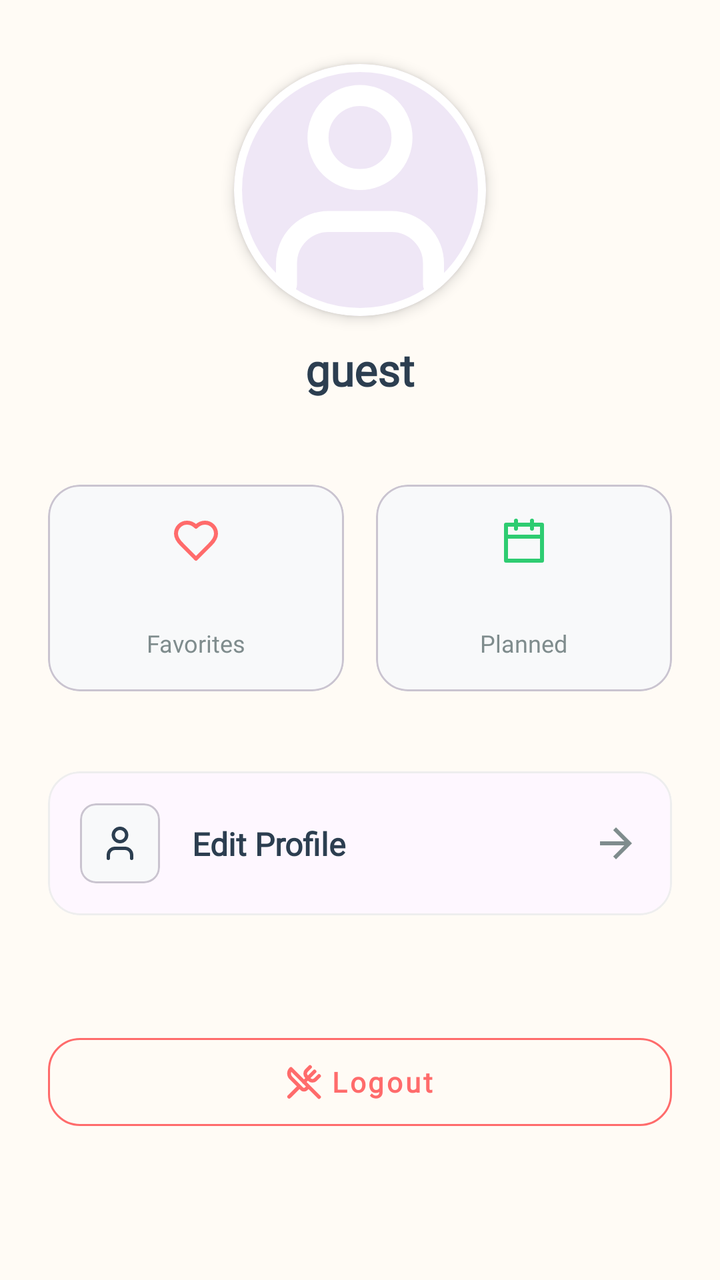
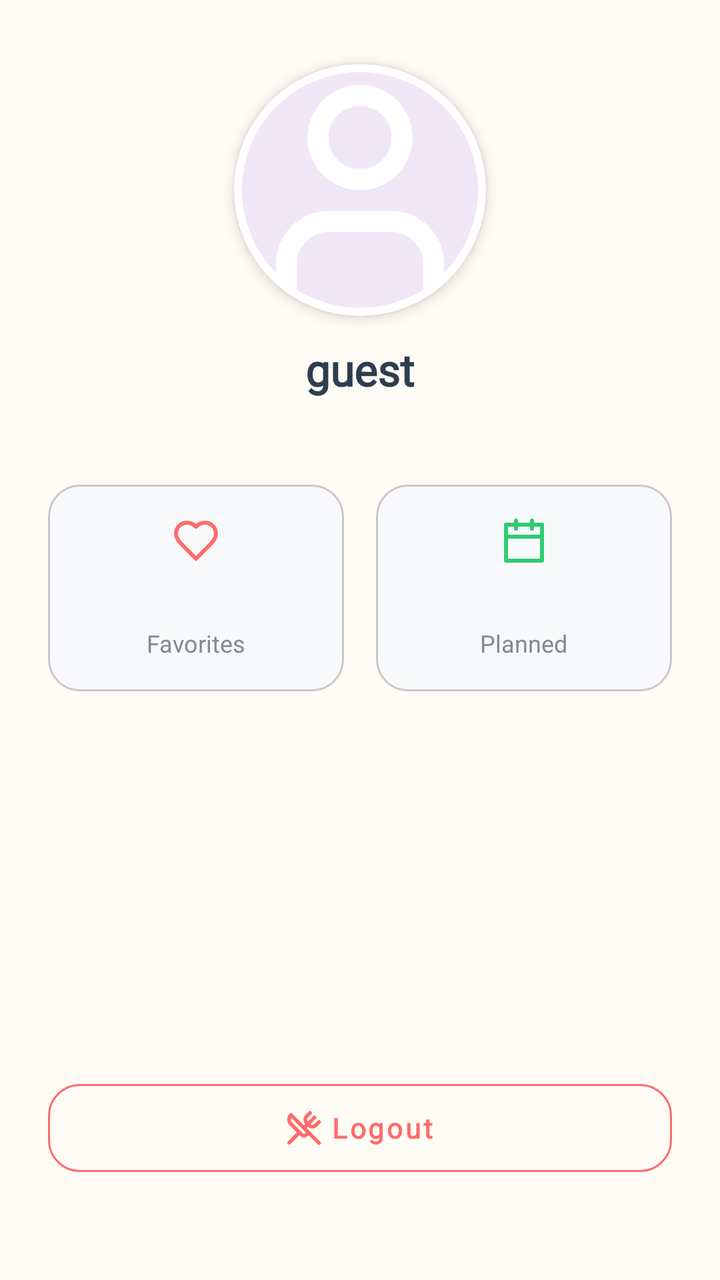

Compare the two renders of this Android layout. The source of the first and the diff that turns it into the second are given below.
<!-- AndroidManifest.xml: application theme Theme.Tablia -->
<!-- res/layout/fragment_profile.xml -->
<?xml version="1.0" encoding="utf-8"?>
<androidx.core.widget.NestedScrollView xmlns:android="http://schemas.android.com/apk/res/android"
    xmlns:app="http://schemas.android.com/apk/res-auto"
    xmlns:tools="http://schemas.android.com/tools"
    android:layout_width="match_parent"
    android:layout_height="match_parent"
    android:fillViewport="true"
    android:background="@color/background">

    <androidx.constraintlayout.widget.ConstraintLayout
        android:layout_width="match_parent"
        android:layout_height="wrap_content"
        android:paddingBottom="24dp">

        <com.google.android.material.card.MaterialCardView
            android:id="@+id/profile_image_container"
            android:layout_width="0dp"
            android:layout_height="0dp"
            android:layout_marginTop="32dp"
            app:cardCornerRadius="100dp"
            app:cardElevation="4dp"
            app:layout_constraintDimensionRatio="1:1"
            app:layout_constraintEnd_toEndOf="parent"
            app:layout_constraintStart_toStartOf="parent"
            app:layout_constraintTop_toTopOf="parent"
            app:layout_constraintWidth_percent="0.35"
            app:strokeColor="@color/white"
            app:strokeWidth="4dp">

            <ImageView
                android:id="@+id/iv_profile_image"
                android:layout_width="match_parent"
                android:layout_height="match_parent"
                android:scaleType="centerCrop"
                android:src="@drawable/ic_person_placeholder" />

        </com.google.android.material.card.MaterialCardView>
        <TextView
            android:id="@+id/tv_user_name"
            android:layout_width="wrap_content"
            android:layout_height="wrap_content"
            android:layout_marginTop="12dp"
            android:fontFamily="@font/tablia_font_family"
            android:text="@string/user_name_placeholder"
            android:textColor="@color/navy_foreground"
            android:textSize="22sp"
            android:textStyle="bold"
            app:layout_constraintEnd_toEndOf="parent"
            app:layout_constraintStart_toStartOf="parent"
            app:layout_constraintTop_toBottomOf="@id/profile_image_container" />

        <TextView
            android:id="@+id/tv_user_email"
            android:layout_width="wrap_content"
            android:layout_height="wrap_content"
            android:fontFamily="@font/tablia_font_family"
            android:text=""
            android:textColor="@color/text_grey"
            android:textSize="14sp"
            app:layout_constraintEnd_toEndOf="parent"
            app:layout_constraintStart_toStartOf="parent"
            app:layout_constraintTop_toBottomOf="@id/tv_user_name" />

        <LinearLayout
            android:id="@+id/stats_container"
            android:layout_width="match_parent"
            android:layout_height="wrap_content"
            android:orientation="horizontal"
            android:padding="24dp"
            android:weightSum="2"
            app:layout_constraintTop_toBottomOf="@id/tv_user_email">

            <com.google.android.material.card.MaterialCardView
                android:layout_width="0dp"
                android:layout_height="wrap_content"
                android:layout_marginEnd="8dp"
                android:layout_weight="1"
                app:cardBackgroundColor="@color/surface_light"
                app:cardCornerRadius="16dp"
                app:cardElevation="0dp">

                <LinearLayout
                    android:layout_width="match_parent"
                    android:layout_height="wrap_content"
                    android:gravity="center"
                    android:orientation="vertical"
                    android:padding="16dp">

                    <ImageView
                        android:layout_width="24dp"
                        android:layout_height="24dp"
                        android:src="@drawable/ic_heart"
                        app:tint="@color/tomato_red" />

                    <TextView
                        android:id="@+id/tv_favorites_count"
                        android:layout_width="wrap_content"
                        android:layout_height="wrap_content"
                        android:layout_marginTop="4dp"
                        android:fontFamily="@font/tablia_font_family"
                        android:text=""
                        android:textColor="@color/navy_foreground"
                        android:textSize="20sp"
                        android:textStyle="bold" />

                    <TextView
                        android:layout_width="wrap_content"
                        android:layout_height="wrap_content"
                        android:fontFamily="@font/tablia_font_family"
                        android:text="@string/favorites"
                        android:textColor="@color/text_grey"
                        android:textSize="12sp" />
                </LinearLayout>
            </com.google.android.material.card.MaterialCardView>

            <com.google.android.material.card.MaterialCardView
                android:layout_width="0dp"
                android:layout_height="wrap_content"
                android:layout_marginStart="8dp"
                android:layout_weight="1"
                app:cardBackgroundColor="@color/surface_light"
                app:cardCornerRadius="16dp"
                app:cardElevation="0dp">

                <LinearLayout
                    android:layout_width="match_parent"
                    android:layout_height="wrap_content"
                    android:gravity="center"
                    android:orientation="vertical"
                    android:padding="16dp">

                    <ImageView
                        android:layout_width="24dp"
                        android:layout_height="24dp"
                        android:src="@drawable/ic_calendar"
                        app:tint="@color/basil_green" />

                    <TextView
                        android:id="@+id/tv_planned_count"
                        android:layout_width="wrap_content"
                        android:layout_height="wrap_content"
                        android:layout_marginTop="4dp"
                        android:fontFamily="@font/tablia_font_family"
                        android:text=""
                        android:textColor="@color/navy_foreground"
                        android:textSize="20sp"
                        android:textStyle="bold" />

                    <TextView
                        android:layout_width="wrap_content"
                        android:layout_height="wrap_content"
                        android:fontFamily="@font/tablia_font_family"
                        android:text="@string/planned"
                        android:textColor="@color/text_grey"
                        android:textSize="12sp" />
                </LinearLayout>
            </com.google.android.material.card.MaterialCardView>
        </LinearLayout>

        <com.google.android.material.card.MaterialCardView
            android:id="@+id/cv_edit_profile"
            android:layout_width="match_parent"
            android:layout_height="wrap_content"
            android:layout_marginHorizontal="24dp"
            android:layout_marginTop="16dp"
            app:cardCornerRadius="16dp"
            app:cardElevation="0dp"
            app:layout_constraintTop_toBottomOf="@id/stats_container"
            app:strokeColor="@color/divider_color"
            app:strokeWidth="1dp">

            <androidx.constraintlayout.widget.ConstraintLayout
                android:layout_width="match_parent"
                android:layout_height="wrap_content"
                android:padding="16dp">

                <com.google.android.material.card.MaterialCardView
                    android:id="@+id/icon_container"
                    android:layout_width="40dp"
                    android:layout_height="40dp"
                    app:cardBackgroundColor="@color/surface_light"
                    app:cardCornerRadius="8dp"
                    app:cardElevation="0dp"
                    app:layout_constraintBottom_toBottomOf="parent"
                    app:layout_constraintStart_toStartOf="parent"
                    app:layout_constraintTop_toTopOf="parent">

                    <ImageView
                        android:layout_width="20dp"
                        android:layout_height="20dp"
                        android:layout_gravity="center"
                        android:src="@drawable/ic_person"
                        app:tint="@color/navy_foreground" />
                </com.google.android.material.card.MaterialCardView>

                <TextView
                    android:id="@+id/textView"
                    android:layout_width="0dp"
                    android:layout_height="wrap_content"
                    android:layout_marginStart="16dp"
                    android:fontFamily="@font/tablia_font_family"
                    android:text="@string/edit_profile"
                    android:textColor="@color/navy_foreground"
                    android:textSize="16sp"
                    android:textStyle="bold"
                    app:layout_constraintBottom_toBottomOf="parent"
                    app:layout_constraintEnd_toStartOf="@id/iv_arrow"
                    app:layout_constraintStart_toEndOf="@id/icon_container"
                    app:layout_constraintTop_toTopOf="parent" />

                <ImageView
                    android:id="@+id/iv_arrow"
                    android:layout_width="wrap_content"
                    android:layout_height="wrap_content"
                    android:rotation="180"
                    android:src="@drawable/ic_back"
                    app:layout_constraintBottom_toBottomOf="parent"
                    app:layout_constraintEnd_toEndOf="parent"
                    app:layout_constraintStart_toEndOf="@+id/textView"
                    app:layout_constraintTop_toTopOf="parent"
                    app:tint="@color/text_grey" />

            </androidx.constraintlayout.widget.ConstraintLayout>
        </com.google.android.material.card.MaterialCardView>

        <com.google.android.material.button.MaterialButton
            android:id="@+id/btn_logout"
            style="@style/Widget.MaterialComponents.Button.OutlinedButton"
            android:layout_width="match_parent"
            android:layout_height="56dp"
            android:layout_marginHorizontal="24dp"
            android:layout_marginTop="32dp"
            android:layout_marginBottom="24dp"
            android:fontFamily="@font/tablia_font_family"
            android:text="@string/logout"
            android:textAllCaps="false"
            android:textColor="@color/tomato_red"
            android:textStyle="bold"
            app:cornerRadius="16dp"
            app:icon="@drawable/ic_login"
            app:iconGravity="textStart"
            app:iconTint="@color/tomato_red"
            app:layout_constraintBottom_toBottomOf="parent"
            app:layout_constraintTop_toBottomOf="@id/cv_edit_profile"
            app:strokeColor="@color/tomato_red" />

        <com.google.android.material.button.MaterialButton
            android:id="@+id/btn_signin"
            style="@style/Widget.MaterialComponents.Button.UnelevatedButton"
            android:layout_width="match_parent"
            android:layout_height="56dp"
            android:layout_marginHorizontal="24dp"
            android:layout_marginTop="32dp"
            android:layout_marginBottom="24dp"
            android:fontFamily="@font/tablia_font_family"
            android:text="@string/sign_in"
            android:textAllCaps="false"
            android:textColor="@color/white"
            android:textStyle="bold"
            android:visibility="gone"
            app:backgroundTint="@color/primary"
            app:cornerRadius="16dp"
            app:icon="@drawable/ic_login"
            app:iconGravity="textStart"
            app:iconTint="@color/white"
            app:layout_constraintBottom_toBottomOf="parent"
            app:layout_constraintTop_toBottomOf="@id/cv_edit_profile"
            tools:visibility="visible" />

    </androidx.constraintlayout.widget.ConstraintLayout>
</androidx.core.widget.NestedScrollView>
<!-- resources referenced by this layout -->
<resources>
  <color name="background">@color/creamy_white</color>
  <color name="basil_green">#2ECC71</color>
  <color name="divider_color">#EEEEEE</color>
  <color name="navy_foreground">#2C3E50</color>
  <color name="primary">@color/tomato_red</color>
  <color name="surface_light">#F8F9FA</color>
  <color name="text_grey">#7F8C8D</color>
  <color name="tomato_red">#FF6B6B</color>
  <color name="white">#FFFFFF</color>
  <!-- drawable ic_back (drawable) -->
  <vector xmlns:android="http://schemas.android.com/apk/res/android"
      android:width="24dp"
      android:height="24dp"
      android:viewportWidth="24"
      android:viewportHeight="24">
    <path
        android:fillColor="#000000"
        android:pathData="M20,11H7.83l5.59,-5.59L12,4l-8,8 8,8 1.41,-1.41L7.83,13H20V11Z"/>
  </vector>
  <!-- drawable ic_heart (drawable) -->
  <vector xmlns:android="http://schemas.android.com/apk/res/android"
      android:width="24dp"
      android:height="24dp"
      android:viewportWidth="24"
      android:viewportHeight="24">
      <path
          android:strokeColor="@color/white"
          android:strokeWidth="2"
          android:strokeLineCap="round"
          android:strokeLineJoin="round"
          android:pathData="M19,14c1.49,-1.46 3,-3.21 3,-5.5A5.5,5.5 0,0 0,16.5 3c-1.76,0 -3,0.5 -4.5,2 -1.5,-1.5 -2.74,-2 -4.5,-2A5.5,5.5 0,0 0,2 8.5c0,2.3 1.5,4.05 3,5.5l7,7Z" />
  </vector>
  <!-- drawable ic_person (drawable) -->
  <vector xmlns:android="http://schemas.android.com/apk/res/android"
      android:width="24dp"
      android:height="24dp"
      android:viewportWidth="24"
      android:viewportHeight="24">
  
      <path
          android:pathData="M19,21v-2a4,4 0,0,0 -4,-4H9a4,4 0,0,0 -4,4v2"
          android:strokeColor="@color/navy_foreground"
          android:strokeWidth="2"
          android:strokeLineCap="round"
          android:strokeLineJoin="round"/>
  
      <path
          android:pathData="M12,7m-4,0a4,4 0,1,1 8,0a4,4 0,1,1 -8,0"
          android:strokeColor="@color/navy_foreground"
          android:strokeWidth="2"
          android:strokeLineCap="round"
          android:strokeLineJoin="round"/>
  </vector>
  <!-- drawable ic_person_placeholder (drawable) -->
  <vector xmlns:android="http://schemas.android.com/apk/res/android"
      android:width="24dp"
      android:height="24dp"
      android:viewportWidth="24"
      android:viewportHeight="24">
  
      <path
          android:pathData="M19,21v-2a4,4 0,0,0 -4,-4H9a4,4 0,0,0 -4,4v2"
          android:strokeColor="@color/white"
          android:strokeWidth="2"
          android:strokeLineCap="round"
          android:strokeLineJoin="round"/>
  
      <path
          android:pathData="M12,7m-4,0a4,4 0,1,1 8,0a4,4 0,1,1 -8,0"
          android:strokeColor="@color/white"
          android:strokeWidth="2"
          android:strokeLineCap="round"
          android:strokeLineJoin="round"/>
  </vector>
  <string name="edit_profile">Edit Profile</string>
  <string name="favorites">Favorites</string>
  <string name="logout">Logout</string>
  <string name="planned">Planned</string>
  <string name="sign_in">Sign In</string>
  <string name="user_name_placeholder">guest</string>
  <style name="Theme.Tablia" parent="Base.Theme.Tablia" />
  <color name="creamy_white">#FFFBF5</color>
  <style name="Base.Theme.Tablia" parent="Theme.Material3.Light.NoActionBar">
          <item name="android:statusBarColor">@color/primary</item>
      </style>
  <!-- unchanged entries left out for length: 2 -->
</resources>

<!-- the commit's change to res/layout/fragment_profile.xml (unified diff, before → after) -->
@@ -9,7 +9,7 @@
 
     <androidx.constraintlayout.widget.ConstraintLayout
         android:layout_width="match_parent"
-        android:layout_height="wrap_content"
+        android:layout_height="match_parent"
         android:paddingBottom="24dp">
 
         <com.google.android.material.card.MaterialCardView
@@ -35,6 +35,7 @@
                 android:src="@drawable/ic_person_placeholder" />
 
         </com.google.android.material.card.MaterialCardView>
+
         <TextView
             android:id="@+id/tv_user_name"
             android:layout_width="wrap_content"
@@ -157,79 +158,12 @@
             </com.google.android.material.card.MaterialCardView>
         </LinearLayout>
 
-        <com.google.android.material.card.MaterialCardView
-            android:id="@+id/cv_edit_profile"
-            android:layout_width="match_parent"
-            android:layout_height="wrap_content"
-            android:layout_marginHorizontal="24dp"
-            android:layout_marginTop="16dp"
-            app:cardCornerRadius="16dp"
-            app:cardElevation="0dp"
-            app:layout_constraintTop_toBottomOf="@id/stats_container"
-            app:strokeColor="@color/divider_color"
-            app:strokeWidth="1dp">
-
-            <androidx.constraintlayout.widget.ConstraintLayout
-                android:layout_width="match_parent"
-                android:layout_height="wrap_content"
-                android:padding="16dp">
-
-                <com.google.android.material.card.MaterialCardView
-                    android:id="@+id/icon_container"
-                    android:layout_width="40dp"
-                    android:layout_height="40dp"
-                    app:cardBackgroundColor="@color/surface_light"
-                    app:cardCornerRadius="8dp"
-                    app:cardElevation="0dp"
-                    app:layout_constraintBottom_toBottomOf="parent"
-                    app:layout_constraintStart_toStartOf="parent"
-                    app:layout_constraintTop_toTopOf="parent">
-
-                    <ImageView
-                        android:layout_width="20dp"
-                        android:layout_height="20dp"
-                        android:layout_gravity="center"
-                        android:src="@drawable/ic_person"
-                        app:tint="@color/navy_foreground" />
-                </com.google.android.material.card.MaterialCardView>
-
-                <TextView
-                    android:id="@+id/textView"
-                    android:layout_width="0dp"
-                    android:layout_height="wrap_content"
-                    android:layout_marginStart="16dp"
-                    android:fontFamily="@font/tablia_font_family"
-                    android:text="@string/edit_profile"
-                    android:textColor="@color/navy_foreground"
-                    android:textSize="16sp"
-                    android:textStyle="bold"
-                    app:layout_constraintBottom_toBottomOf="parent"
-                    app:layout_constraintEnd_toStartOf="@id/iv_arrow"
-                    app:layout_constraintStart_toEndOf="@id/icon_container"
-                    app:layout_constraintTop_toTopOf="parent" />
-
-                <ImageView
-                    android:id="@+id/iv_arrow"
-                    android:layout_width="wrap_content"
-                    android:layout_height="wrap_content"
-                    android:rotation="180"
-                    android:src="@drawable/ic_back"
-                    app:layout_constraintBottom_toBottomOf="parent"
-                    app:layout_constraintEnd_toEndOf="parent"
-                    app:layout_constraintStart_toEndOf="@+id/textView"
-                    app:layout_constraintTop_toTopOf="parent"
-                    app:tint="@color/text_grey" />
-
-            </androidx.constraintlayout.widget.ConstraintLayout>
-        </com.google.android.material.card.MaterialCardView>
-
         <com.google.android.material.button.MaterialButton
             android:id="@+id/btn_logout"
             style="@style/Widget.MaterialComponents.Button.OutlinedButton"
             android:layout_width="match_parent"
             android:layout_height="56dp"
             android:layout_marginHorizontal="24dp"
-            android:layout_marginTop="32dp"
             android:layout_marginBottom="24dp"
             android:fontFamily="@font/tablia_font_family"
             android:text="@string/logout"
@@ -241,8 +175,8 @@
             app:iconGravity="textStart"
             app:iconTint="@color/tomato_red"
             app:layout_constraintBottom_toBottomOf="parent"
-            app:layout_constraintTop_toBottomOf="@id/cv_edit_profile"
-            app:strokeColor="@color/tomato_red" />
+            app:strokeColor="@color/tomato_red"
+            tools:layout_editor_absoluteX="24dp" />
 
         <com.google.android.material.button.MaterialButton
             android:id="@+id/btn_signin"
@@ -250,7 +184,6 @@
             android:layout_width="match_parent"
             android:layout_height="56dp"
             android:layout_marginHorizontal="24dp"
-            android:layout_marginTop="32dp"
             android:layout_marginBottom="24dp"
             android:fontFamily="@font/tablia_font_family"
             android:text="@string/sign_in"
@@ -264,7 +197,7 @@
             app:iconGravity="textStart"
             app:iconTint="@color/white"
             app:layout_constraintBottom_toBottomOf="parent"
-            app:layout_constraintTop_toBottomOf="@id/cv_edit_profile"
+            tools:layout_editor_absoluteX="24dp"
             tools:visibility="visible" />
 
     </androidx.constraintlayout.widget.ConstraintLayout>
<!-- resource entries referenced after the edit -->
@@ -2,23 +2,12 @@
 <resources>
   <color name="background">@color/creamy_white</color>
   <color name="basil_green">#2ECC71</color>
-  <color name="divider_color">#EEEEEE</color>
   <color name="navy_foreground">#2C3E50</color>
   <color name="primary">@color/tomato_red</color>
   <color name="surface_light">#F8F9FA</color>
   <color name="text_grey">#7F8C8D</color>
   <color name="tomato_red">#FF6B6B</color>
   <color name="white">#FFFFFF</color>
-  <!-- drawable ic_back (drawable) -->
-  <vector xmlns:android="http://schemas.android.com/apk/res/android"
-      android:width="24dp"
-      android:height="24dp"
-      android:viewportWidth="24"
-      android:viewportHeight="24">
-    <path
-        android:fillColor="#000000"
-        android:pathData="M20,11H7.83l5.59,-5.59L12,4l-8,8 8,8 1.41,-1.41L7.83,13H20V11Z"/>
-  </vector>
   <!-- drawable ic_heart (drawable) -->
   <vector xmlns:android="http://schemas.android.com/apk/res/android"
       android:width="24dp"
@@ -31,27 +20,6 @@
           android:strokeLineCap="round"
           android:strokeLineJoin="round"
           android:pathData="M19,14c1.49,-1.46 3,-3.21 3,-5.5A5.5,5.5 0,0 0,16.5 3c-1.76,0 -3,0.5 -4.5,2 -1.5,-1.5 -2.74,-2 -4.5,-2A5.5,5.5 0,0 0,2 8.5c0,2.3 1.5,4.05 3,5.5l7,7Z" />
-  </vector>
-  <!-- drawable ic_person (drawable) -->
-  <vector xmlns:android="http://schemas.android.com/apk/res/android"
-      android:width="24dp"
-      android:height="24dp"
-      android:viewportWidth="24"
-      android:viewportHeight="24">
-  
-      <path
-          android:pathData="M19,21v-2a4,4 0,0,0 -4,-4H9a4,4 0,0,0 -4,4v2"
-          android:strokeColor="@color/navy_foreground"
-          android:strokeWidth="2"
-          android:strokeLineCap="round"
-          android:strokeLineJoin="round"/>
-  
-      <path
-          android:pathData="M12,7m-4,0a4,4 0,1,1 8,0a4,4 0,1,1 -8,0"
-          android:strokeColor="@color/navy_foreground"
-          android:strokeWidth="2"
-          android:strokeLineCap="round"
-          android:strokeLineJoin="round"/>
   </vector>
   <!-- drawable ic_person_placeholder (drawable) -->
   <vector xmlns:android="http://schemas.android.com/apk/res/android"
@@ -74,7 +42,6 @@
           android:strokeLineCap="round"
           android:strokeLineJoin="round"/>
   </vector>
-  <string name="edit_profile">Edit Profile</string>
   <string name="favorites">Favorites</string>
   <string name="logout">Logout</string>
   <string name="planned">Planned</string>
